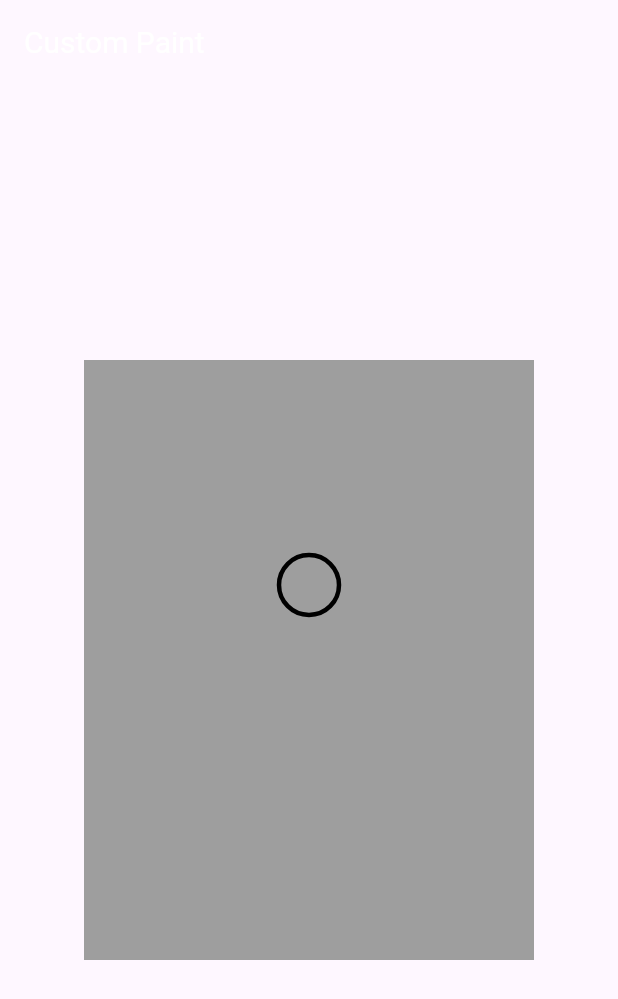
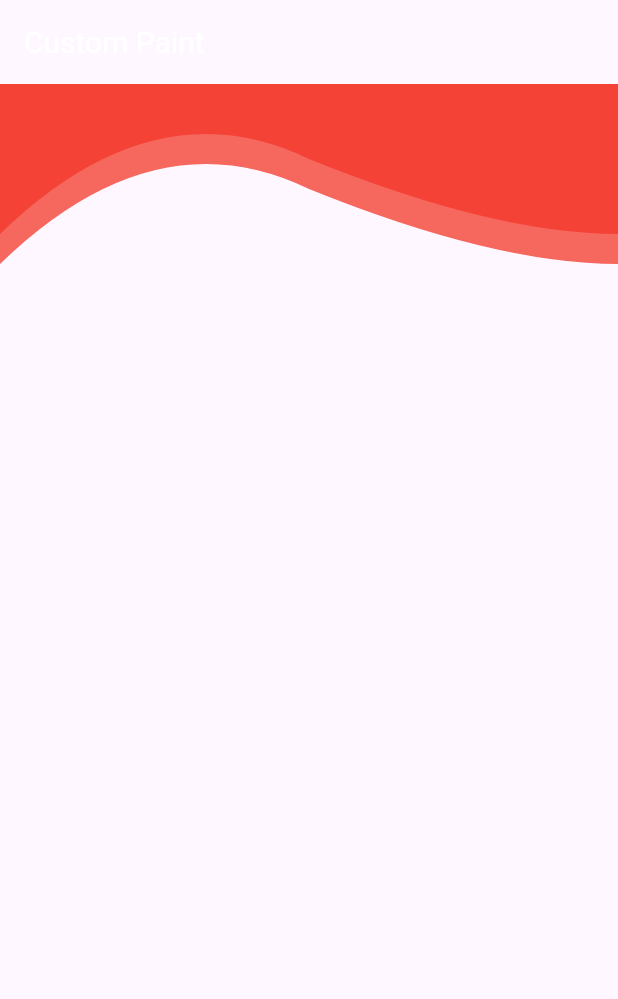
Before and after one commit to abdulrahmanahme/FlutterCustomPaint, a Flutter app: the screen it shows after launch, on a phone screen of 412 x 824 dp. Shown: the top 999 px of the screen. Run offline on Flutter 3.47's test engine with Material 3 defaults, Android fonts, the phone set to English and light mode, and no system bars.

Commit message:
- quadraticBezierTo

```diff
--- a/lib/custom_paint_screen.dart
+++ b/lib/custom_paint_screen.dart
@@ -16,15 +16,57 @@ class CustomPaintScreen extends StatelessWidget {
           ),
         ),
       ),
-      body: Center(
-        child: Container(
-          color: Colors.grey,
-          child: CustomPaint(
-            painter: MasterCustomPainter(),
-            size: const Size(300, 400),
+      body: Stack(
+        children: [
+          // Center(
+          //   child: Container(
+          //     color: Colors.grey,
+          //     child: CustomPaint(
+          //       painter: MasterCustomPainter(),
+          //       size: const Size(300, 400),
+          //     ),
+          //   ),
+          // ),
+          ClipPath(
+            clipper: ContainerCustomClipper(),
+            child: Container(
+              height: 120,
+              width: double.infinity,
+              color: Colors.red.withOpacity(.8),
+            ),
           ),
-        ),
+          ClipPath(
+            clipper: ContainerCustomClipper(),
+            child: Container(
+              height: 100,
+              width: double.infinity,
+              color: Colors.red,
+            ),
+          ),
+        ],
       ),
     );
   }
 }
+
+class ContainerCustomClipper extends CustomClipper<Path> {
+  var path = Path();
+  @override
+  Path getClip(Size size) {
+    path.lineTo(0, size.height);
+    // path.lineTo(size.width, size.height);
+    // path.lineTo(size.width, 0);
+    path.quadraticBezierTo(size.width*.25, size.height -100, size.width *.5, size.height-50);
+    path.quadraticBezierTo(size.width*.8, size.height, size.width, size.height);
+
+    path.lineTo(size.width, 0);
+
+
+    return path;
+  }
+
+  @override
+  bool shouldReclip(covariant CustomClipper<Path> oldClipper) {
+    return true;
+  }
+}
--- a/lib/master_custom_painter.dart
+++ b/lib/master_custom_painter.dart
@@ -1,11 +1,12 @@
 import 'package:flutter/material.dart';
+import 'dart:ui' as ui;
 
 class MasterCustomPainter extends CustomPainter {
   @override
   void paint(Canvas canvas, Size size) {
     Paint paint = Paint();
-    paint.strokeWidth = 3;
-    paint.color = Colors.black;
+    // paint.strokeWidth = 3;
+    // paint.color = Colors.black;
 
     /// Draw a line
     // canvas.drawLine(Offset.zero, Offset(size.width,0), paint);
@@ -29,11 +30,59 @@ class MasterCustomPainter extends CustomPainter {
 
     /// Draw a Oval
 
-    paint.style = PaintingStyle.stroke;
+    // paint.style = PaintingStyle.stroke;
 
-    Offset center = Offset(size.width / 2, size.width / 2);
+    // Offset center = Offset(size.width / 2, size.width / 2);
 
-    canvas.drawOval(Rect.fromCircle(center: center, radius: 20), paint);
+    // canvas.drawOval(Rect.fromCircle(center: center, radius: 20), paint);
+    /// Ract radius
+    // Rect rac = Rect.fromLTRB(10, 20, 50, 6);
+    // Rect rac2 = Rect.fromLTRB(30, 70, 60, 11);
+    // Rect rac3 = Rect.fromLTRB(74, 66, 2, 99);
+    // Rect rac4 = Rect.fromLTRB(6, 10, 7, 3);
+
+    // canvas.drawRRect(
+    //     RRect.fromRectAndRadius(rac, const Radius.circular(25)), paint);
+
+    // /// Ract give ract for corners
+    // canvas.drawRRect(
+    //     RRect.fromRectAndCorners(rac2,
+    //         topLeft: const Radius.circular(5),
+    //         bottomRight: const Radius.circular(5)),
+    //     paint);
+
+    // canvas.drawRRect(RRect.fromRectXY(rac3, 20, 30), paint);
+
+    // /// Draw difference of two rectangles with rounded corners
+    // RRect rac6 = RRect.fromRectAndCorners(
+    //   rac2,
+    //   topLeft: const Radius.circular(20),
+    //   bottomRight: const Radius.circular(15),
+    // );
+
+    //  RRect rac5 = RRect.fromRectAndCorners(
+    //   rac2,
+    //   topLeft: const Radius.circular(7),
+    //   bottomRight: const Radius.circular(9),
+    // );
+
+    // canvas.drawDRRect(rac6, rac5, paint);
+
+    // ///Fill canvas with a solid color
+    // canvas.drawColor(Colors.green, BlendMode.dstIn);
+
+    // Gradient as a canvas background
+    paint.strokeWidth = 3;
+    paint.color = Colors.black;
+    paint.shader = ui.Gradient.linear(Offset(size.width / 2, 0),
+        Offset(size.width / 2, size.height), [Colors.green, Colors.red]);
+
+
+     Rect rac = Rect.fromLTRB(10, 20, 50, 6);
+
+    // canvas.clipPath(Path());
+    canvas.clipRect(Offset.zero&size);
+    canvas.drawPaint(paint);
 
   }
 
```
